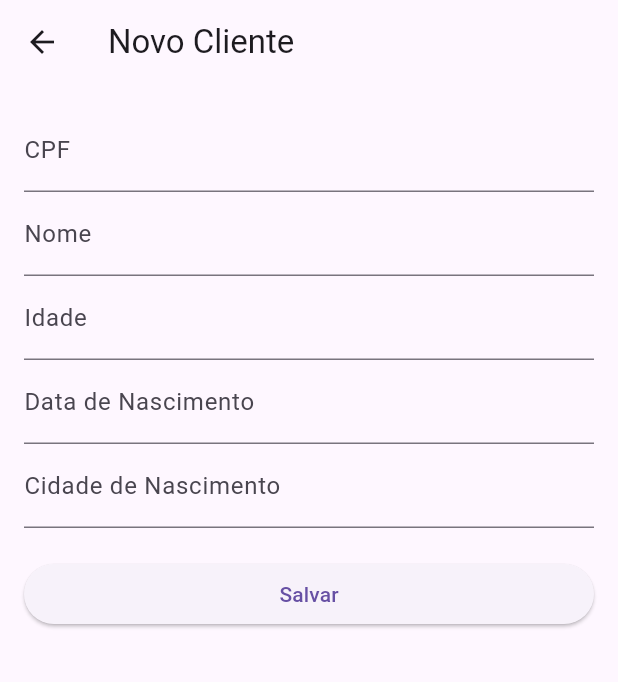
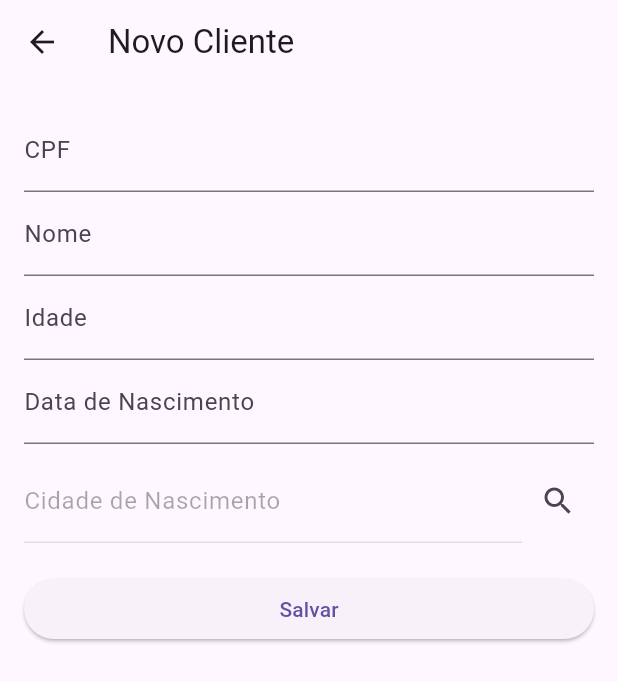
Before and after one commit to andreghenssler2/aula101125, a Flutter app: the CadastroClientePage screen opened directly, on a phone screen of 412 x 824 dp. Shown: the top 682 px of the screen. Run offline on Flutter 3.47's test engine with Material 3 defaults, Android fonts, the phone set to English and light mode, and no system bars; our stand-ins replace sqflite; accounts and stored records are empty.

```diff
--- a/lib/view/cadastro_cliente_page.dart
+++ b/lib/view/cadastro_cliente_page.dart
@@ -1,49 +1,27 @@
 import 'package:flutter/material.dart';
 import 'package:provider/provider.dart';
 import '../viewmodel/cliente_viewmodel.dart';
+import '../viewmodel/cidade_viewmodel.dart';
+import '../model/cidade.dart';
 
-// Tela de cadastro/edição (View)
-// NÃO importa Model - usa apenas DTO do ViewModel
 class CadastroClientePage extends StatefulWidget {
-  // Recebe um DTO opcional: se for null => criação; senão => edição
-  final ClienteDTO? clienteDTO;
-  const CadastroClientePage({super.key, this.clienteDTO});
+  const CadastroClientePage({super.key});
 
   @override
   State<CadastroClientePage> createState() => _CadastroClientePageState();
 }
 
 class _CadastroClientePageState extends State<CadastroClientePage> {
-  // Form key para validação
-  final _formKey = GlobalKey<FormState>();
+  final _cpfController = TextEditingController();
+  final _nomeController = TextEditingController();
+  final _idadeController = TextEditingController();
+  final _dataNascimentoController = TextEditingController();
+  final _cidadeController = TextEditingController();
 
-  // Controllers para os campos do formulário
-  late TextEditingController _cpfController;
-  late TextEditingController _nomeController;
-  late TextEditingController _idadeController;
-  late TextEditingController _dataNascimentoController;
-  late TextEditingController _cidadeController;
-
-  @override
-  void initState() {
-    super.initState();
-    // Inicializa os controllers com os valores do DTO (se existir) ou vazios
-    _cpfController = TextEditingController(text: widget.clienteDTO?.cpf ?? '');
-    _nomeController = TextEditingController(text: widget.clienteDTO?.nome ?? '');
-    _idadeController = TextEditingController(
-      text: widget.clienteDTO?.idade ?? '',
-    );
-    _dataNascimentoController = TextEditingController(
-      text: widget.clienteDTO?.dataNascimento ?? '',
-    );
-    _cidadeController = TextEditingController(
-      text: widget.clienteDTO?.cidadeNascimento ?? '',
-    );
-  }
+  Cidade? cidadeSelecionada;
 
   @override
   void dispose() {
-    // Libera os controllers
     _cpfController.dispose();
     _nomeController.dispose();
     _idadeController.dispose();
@@ -52,104 +30,146 @@ class _CadastroClientePageState extends State<CadastroClientePage> {
     super.dispose();
   }
 
-  // Função chamada ao salvar (adicionar ou editar)
-  Future<void> _salvar() async {
-    // Valida o formulário
-    if (!_formKey.currentState!.validate()) return;
+  void _abrirPopupBuscaCidade(BuildContext context) async {
+    final cidadeViewModel = Provider.of<CidadeViewModel>(context, listen: false);
+    final TextEditingController filtroController = TextEditingController();
+    List<Cidade> listaFiltrada = cidadeViewModel.cidades;
 
-    // Obtém o ViewModel (não escuta mudanças aqui)
-    final vm = Provider.of<ClienteViewModel>(context, listen: false);
-
-    // Passa dados primitivos para o ViewModel (NÃO cria objetos Model aqui)
-    if (widget.clienteDTO == null) {
-      // Novo cliente
-      await vm.adicionarCliente(
-        cpf: _cpfController.text.trim(),
-        nome: _nomeController.text.trim(),
-        idade: _idadeController.text.trim(),
-        dataNascimento: _dataNascimentoController.text.trim(),
-        cidadeNascimento: _cidadeController.text.trim(),
-      );
-    } else {
-      // Atualiza cliente existente
-      await vm.editarCliente(
-        codigo: widget.clienteDTO!.codigo!,
-        cpf: _cpfController.text.trim(),
-        nome: _nomeController.text.trim(),
-        idade: _idadeController.text.trim(),
-        dataNascimento: _dataNascimentoController.text.trim(),
-        cidadeNascimento: _cidadeController.text.trim(),
-      );
+    await showDialog(
+      context: context,
+      builder: (context) {
+        return StatefulBuilder(builder: (context, setStateDialog) {
+          void filtrarCidades(String filtro) {
+            setStateDialog(() {
+              listaFiltrada = cidadeViewModel.cidades
+                  .where((c) =>
+                      c.nomeCidade.toLowerCase().contains(filtro.toLowerCase()))
+                  .toList();
+            });
           }
 
-    // Volta para a tela anterior
-    if (mounted) Navigator.pop(context);
+          return AlertDialog(
+            title: const Text('Buscar Cidade'),
+            content: Column(
+              mainAxisSize: MainAxisSize.min,
+              children: [
+                TextField(
+                  controller: filtroController,
+                  decoration: const InputDecoration(
+                    labelText: 'Digite o nome da cidade',
+                    prefixIcon: Icon(Icons.search),
+                  ),
+                  onChanged: filtrarCidades,
+                ),
+                const SizedBox(height: 10),
+                SizedBox(
+                  height: 200,
+                  width: double.maxFinite,
+                  child: ListView.builder(
+                    itemCount: listaFiltrada.length,
+                    itemBuilder: (context, index) {
+                      final cidade = listaFiltrada[index];
+                      return ListTile(
+                        title: Text(cidade.nomeCidade),
+                        trailing: ElevatedButton(
+                          onPressed: () {
+                            Navigator.pop(context, cidade);
+                          },
+                          child: const Text('Selecionar'),
+                        ),
+                      );
+                    },
+                  ),
+                ),
+              ],
+            ),
+            actions: [
+              TextButton(
+                onPressed: () => Navigator.pop(context),
+                child: const Text('Fechar'),
+              ),
+            ],
+          );
+        });
+      },
+    ).then((resultado) {
+      if (resultado != null && resultado is Cidade) {
+        setState(() {
+          cidadeSelecionada = resultado;
+          _cidadeController.text = resultado.nomeCidade;
+        });
+      }
+    });
+  }
+
+  void _salvarCliente() {
+    final clienteViewModel =
+        Provider.of<ClienteViewModel>(context, listen: false);
+
+    clienteViewModel.adicionarCliente(
+      cpf: _cpfController.text,
+      nome: _nomeController.text,
+      idade: _idadeController.text,
+      dataNascimento: _dataNascimentoController.text,
+      cidadeNascimento: _cidadeController.text,
+    );
+
+    ScaffoldMessenger.of(context).showSnackBar(
+      const SnackBar(content: Text('Cliente salvo com sucesso!')),
+    );
+    Navigator.pop(context);
   }
 
   @override
   Widget build(BuildContext context) {
+    final cidadeViewModel = Provider.of<CidadeViewModel>(context);
     return Scaffold(
-      appBar: AppBar(
-        title: Text(widget.clienteDTO == null ? 'Novo Cliente' : 'Editar Cliente'),
-      ),
+      appBar: AppBar(title: const Text('Novo Cliente')),
       body: Padding(
         padding: const EdgeInsets.all(16.0),
-        child: Form(
-          key: _formKey,
         child: ListView(
           children: [
-              // Campo CPF
-              TextFormField(
+            TextField(
               controller: _cpfController,
               decoration: const InputDecoration(labelText: 'CPF'),
-                validator: (v) =>
-                    (v == null || v.trim().isEmpty) ? 'Informe o CPF' : null,
             ),
-
-              // Campo Nome
-              TextFormField(
+            TextField(
               controller: _nomeController,
               decoration: const InputDecoration(labelText: 'Nome'),
-                validator: (v) =>
-                    (v == null || v.trim().isEmpty) ? 'Informe o nome' : null,
             ),
-
-              // Campo Idade
-              TextFormField(
+            TextField(
               controller: _idadeController,
               decoration: const InputDecoration(labelText: 'Idade'),
               keyboardType: TextInputType.number,
-                validator: (v) =>
-                    (v == null || v.trim().isEmpty) ? 'Informe a idade' : null,
             ),
-
-              // Campo Data de Nascimento
-              TextFormField(
+            TextField(
               controller: _dataNascimentoController,
-                decoration: const InputDecoration(
-                  labelText: 'Data de Nascimento',
+              decoration:
+                  const InputDecoration(labelText: 'Data de Nascimento'),
             ),
-                validator: (v) => (v == null || v.trim().isEmpty)
-                    ? 'Informe a data de nascimento'
-                    : null,
-              ),
-
-              // Campo Cidade de Nascimento
-              TextFormField(
+            const SizedBox(height: 10),
+            Row(
+              children: [
+                Expanded(
+                  child: TextField(
                     controller: _cidadeController,
                     decoration: const InputDecoration(
-                  labelText: 'Cidade de Nascimento',
+                        labelText: 'Cidade de Nascimento'),
+                    enabled: false,
                   ),
-                validator: (v) =>
-                    (v == null || v.trim().isEmpty) ? 'Informe a cidade' : null,
                 ),
-
-              const SizedBox(height: 20),
-
-              // Botão de salvar
-              ElevatedButton(onPressed: _salvar, child: const Text('Salvar')),
+                IconButton(
+                  icon: const Icon(Icons.search),
+                  onPressed: () => _abrirPopupBuscaCidade(context),
+                ),
               ],
             ),
+            const SizedBox(height: 20),
+            ElevatedButton(
+              onPressed: _salvarCliente,
+              child: const Text('Salvar'),
+            ),
+          ],
         ),
       ),
     );
```
Also changed, not shown: lib/view/busca_cidade_dialog.dart (+11 -6 lines). Lines whose indentation alone changed are shown as unchanged.
